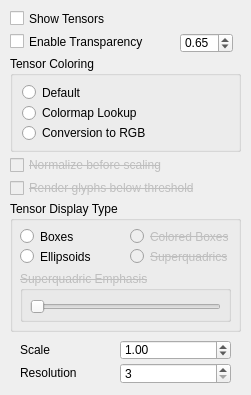
Qt form src/Interface/Modules/Visualization/ShowFieldGlyphsTensorTab.ui (SCIInstitute/SCIRun) before a commit.
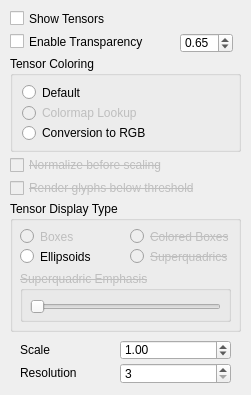
The same form after that commit.

The edit to the form file:
```diff
--- a/src/Interface/Modules/Visualization/ShowFieldGlyphsTensorTab.ui
+++ b/src/Interface/Modules/Visualization/ShowFieldGlyphsTensorTab.ui
@@ -70,7 +70,7 @@
    </property>
    <widget class="QRadioButton" name="tensorsAsBoxesRButton_">
     <property name="enabled">
-     <bool>true</bool>
+     <bool>false</bool>
     </property>
     <property name="geometry">
      <rect>
@@ -293,6 +293,9 @@
     </item>
     <item>
      <widget class="QRadioButton" name="colormapLookupTensorsColoringRButton_">
+      <property name="enabled">
+       <bool>false</bool>
+      </property>
       <property name="font">
        <font>
         <strikeout>false</strikeout>
```
